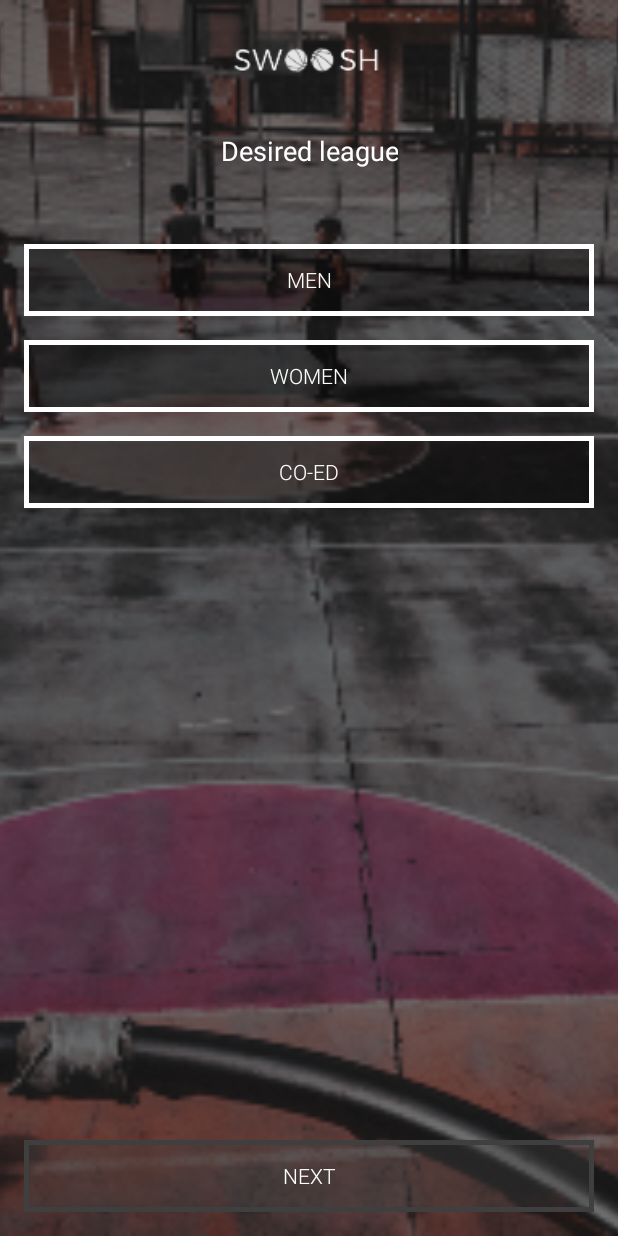
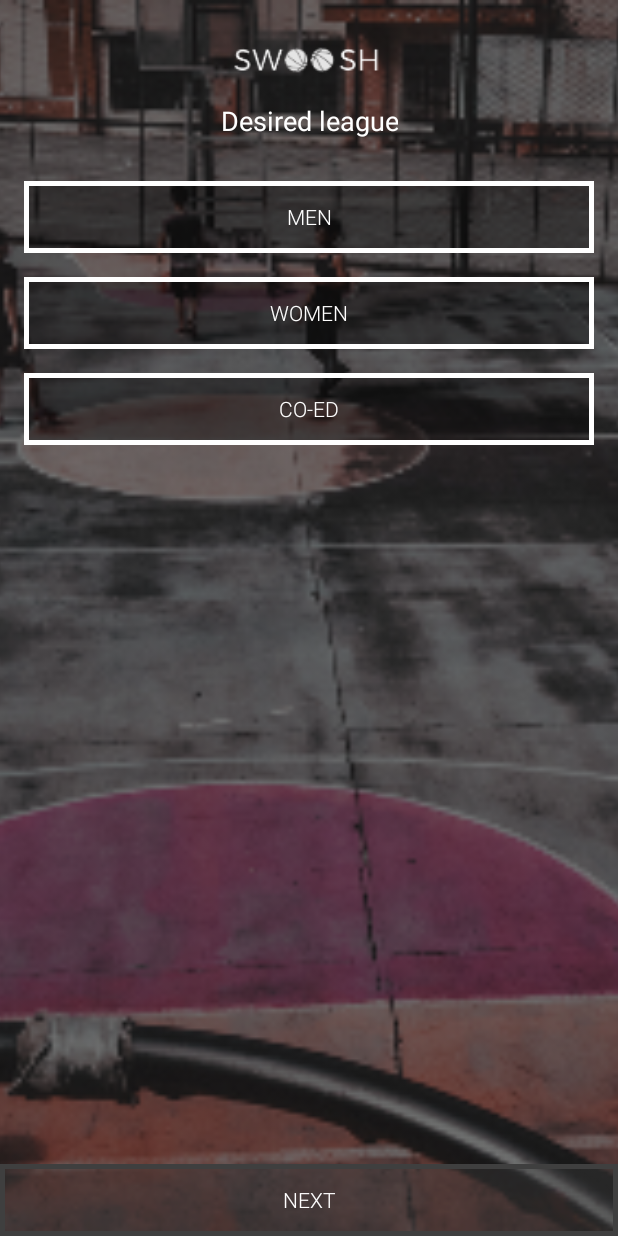
Before and after one commit to Liudas22/Swoosh, an Android app: the LeagueActivity screen opened directly, with no data from a screen before it, on a phone screen of 412 x 824 dp. Run offline under Robolectric (Android 15) with nearby library versions, the phone set to English and light mode, and no system bars; Roboto replaces fonts that are not available here.

Commit message:
Last commit

```diff
--- a/app/src/main/AndroidManifest.xml
+++ b/app/src/main/AndroidManifest.xml
@@ -4,9 +4,9 @@
 
     <application
         android:allowBackup="true"
-        android:icon="@drawable/swooshlogo"
+        android:icon="@drawable/basketball"
         android:label="@string/app_name"
-        android:roundIcon="@drawable/swooshlogo"
+        android:roundIcon="@drawable/basketball"
         android:supportsRtl="true"
         android:theme="@style/Theme.Swoosh">
         <activity
--- a/app/src/main/java/com/example/swoosh/Constants.kt
+++ b/app/src/main/java/com/example/swoosh/Constants.kt
@@ -1,4 +1,3 @@
 package com.example.swoosh
 
-const val EXTRA_LEAGUE = "league"
-const val EXTRA_SKILL = "skill"
+const val EXTRA_PLAYER = "player"
--- a/app/src/main/res/layout/activity_league.xml
+++ b/app/src/main/res/layout/activity_league.xml
@@ -37,7 +37,7 @@
         android:id="@+id/textView4"
         android:layout_width="wrap_content"
         android:layout_height="wrap_content"
-        android:layout_marginTop="32dp"
+        android:layout_marginTop="12dp"
         android:fontFamily="@font/montserrat_alternates"
         android:text="@string/desired_league"
         android:textAlignment="center"
@@ -48,17 +48,18 @@
         app:layout_constraintTop_toBottomOf="@+id/imageView2" />
 
     <LinearLayout
+        android:id="@+id/linearLayout"
         android:layout_width="0dp"
         android:layout_height="wrap_content"
         android:layout_marginStart="16dp"
-        android:layout_marginTop="50dp"
+        android:layout_marginTop="8dp"
         android:layout_marginEnd="16dp"
         android:orientation="vertical"
-        app:layout_constraintBottom_toBottomOf="@+id/imageView3"
+        app:layout_constraintBottom_toTopOf="@+id/leagueNextBtn"
         app:layout_constraintEnd_toEndOf="parent"
         app:layout_constraintStart_toStartOf="parent"
         app:layout_constraintTop_toBottomOf="@+id/textView4"
-        app:layout_constraintVertical_bias="0.0">
+        app:layout_constraintVertical_bias="0.04000002">
 
         <ToggleButton
             android:id="@+id/mensLeagueBtn"
@@ -105,9 +106,6 @@
         style="@style/Widget.AppCompat.Button.Borderless"
         android:layout_width="0dp"
         android:layout_height="wrap_content"
-        android:layout_marginStart="16dp"
-        android:layout_marginEnd="16dp"
-        android:layout_marginBottom="16dp"
         android:background="@drawable/swooshbutton"
         android:fontFamily="sans-serif-light"
         android:onClick="onLeagueNextClicked"
```
Also changed, not shown: app/src/main/java/com/example/swoosh/Controller/FinishActivity.kt (+6 -8 lines), app/src/main/java/com/example/swoosh/Controller/LeagueActivity.kt (+18 -14 lines), app/src/main/java/com/example/swoosh/Controller/SkillActivity.kt (+13 -15 lines), app/src/main/java/com/example/swoosh/Model/Player.kt (added, +33 -0 lines), app/src/main/res/layout/activity_welcome.xml (+5 -3 lines), app/src/main/res/drawable/basketball.png (added).
